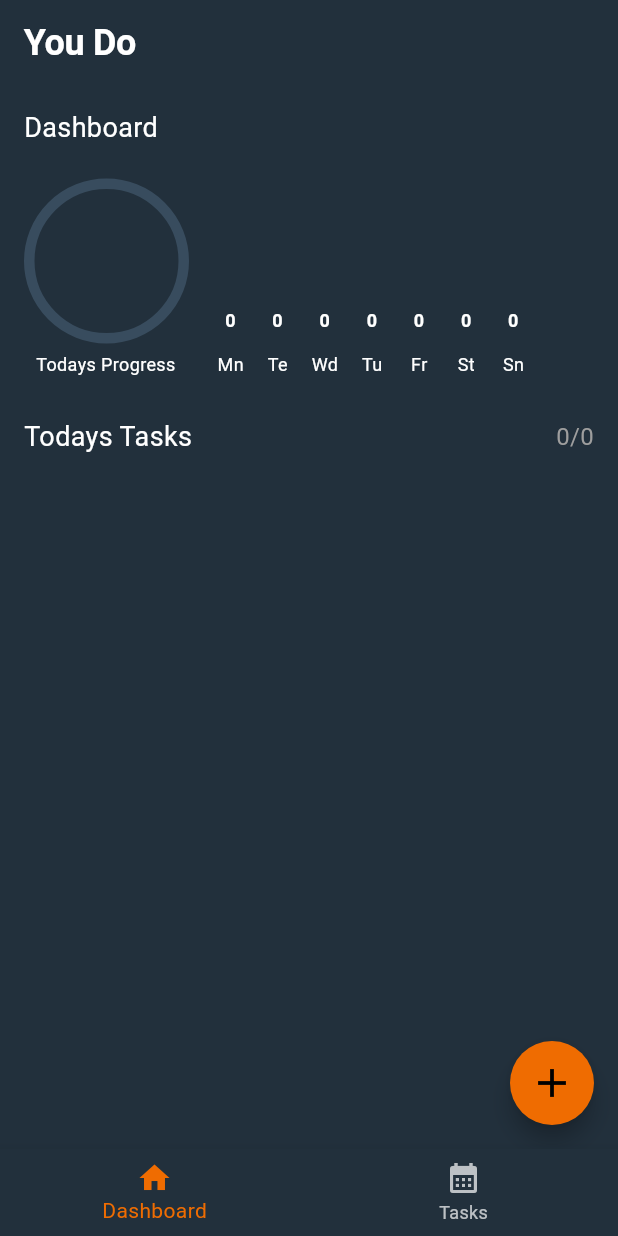
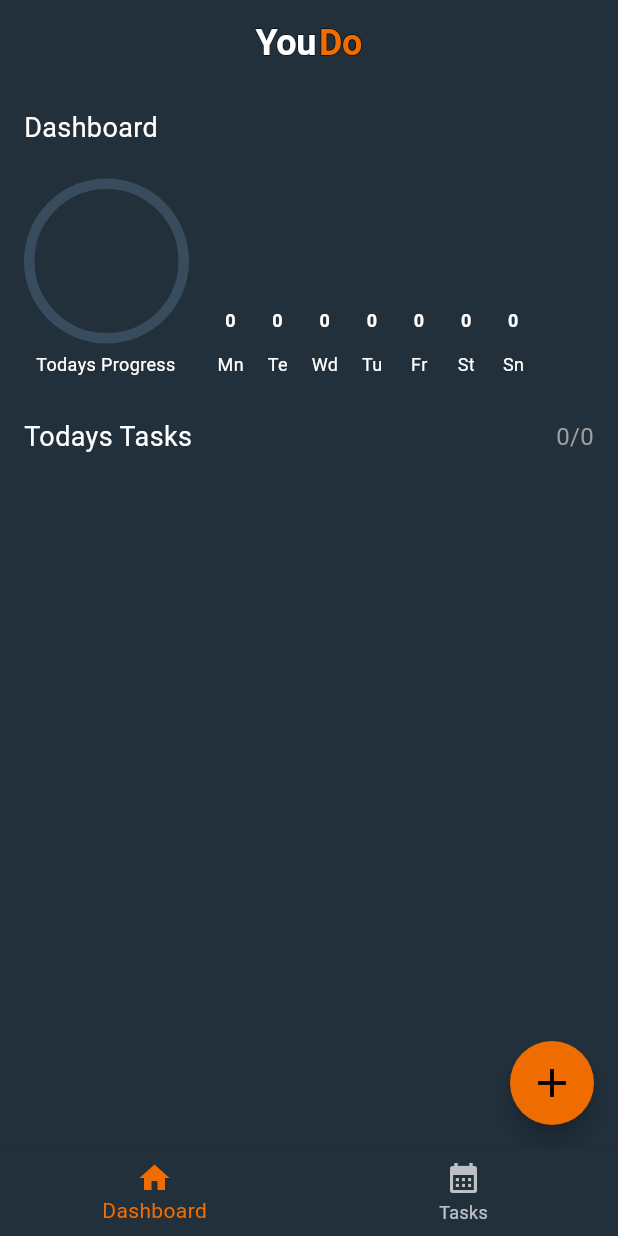
Before and after one commit to Dustindyn/to_do_app, a Flutter app: the screen it shows after launch, on a phone screen of 412 x 824 dp. Run offline on Flutter 3.47's test engine with Material 3 defaults, Android fonts, the phone set to English and light mode, and no system bars; drawn by our look-alikes of fl_chart, percent_indicator; our stand-ins replace flutter_bloc, freezed_annotation, get_it, go_router, shared_preferences; missing offline and left inert: animated_line_through; generated files the repository leaves out were written again.

Commit message:
add experimental app bar title design

```diff
--- a/lib/l10n/app_en.arb
+++ b/lib/l10n/app_en.arb
@@ -1,5 +1,7 @@
 {
     "app_title": "You Do",
+    "app_title_first": "You",
+    "app_title_second": "Do",
     "daily_tasks": "Todays Tasks",
     "dashboard": "Dashboard",
     "dashboard_daily_progress": "Todays Progress",
--- a/lib/src/core/scaffolds/main_scaffold.dart
+++ b/lib/src/core/scaffolds/main_scaffold.dart
@@ -12,8 +12,7 @@ class MainScaffold extends StatelessWidget {
   Widget build(BuildContext context) {
     return Scaffold(
       appBar: AppBar(
-        title: Text(context.texts.app_title,
-            style: context.theme.textTheme.displayLarge),
+        title: const AppTitle(),
         backgroundColor: context.theme.scaffoldBackgroundColor,
         scrolledUnderElevation: 0,
       ),
@@ -44,3 +43,51 @@ class MainScaffold extends StatelessWidget {
     );
   }
 }
+
+class AppTitle extends StatelessWidget {
+  const AppTitle({super.key});
+
+  @override
+  Widget build(BuildContext context) {
+    return Stack(
+      children: [
+        Row(
+          mainAxisAlignment: MainAxisAlignment.center,
+          children: [
+            Text(
+              context.texts.app_title_first,
+              style: context.theme.textTheme.displayLarge!.copyWith(
+                foreground: Paint()
+                  ..style = PaintingStyle.stroke
+                  ..strokeWidth = 1
+                  ..color = Colors.black,
+              ),
+            ),
+            const SizedBox(width: 2),
+            Text(
+              context.texts.app_title_second,
+              style: context.theme.textTheme.displayLarge!.copyWith(
+                foreground: Paint()
+                  ..style = PaintingStyle.stroke
+                  ..strokeWidth = 1
+                  ..color = Colors.black,
+              ),
+            ),
+          ],
+        ),
+        Row(
+          crossAxisAlignment: CrossAxisAlignment.center,
+          mainAxisAlignment: MainAxisAlignment.center,
+          children: [
+            Text(context.texts.app_title_first,
+                style: context.theme.textTheme.displayLarge),
+            const SizedBox(width: 2),
+            Text(context.texts.app_title_second,
+                style: context.theme.textTheme.displayLarge!
+                    .copyWith(color: context.theme.primaryColor)),
+          ],
+        ),
+      ],
+    );
+  }
+}
```
